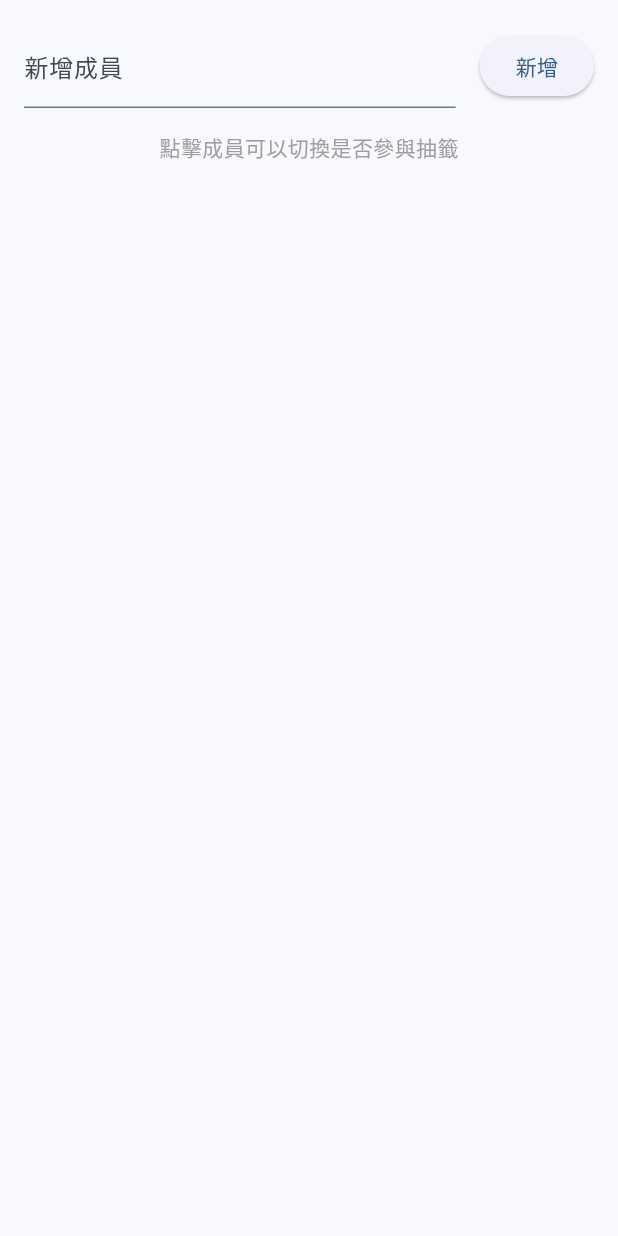
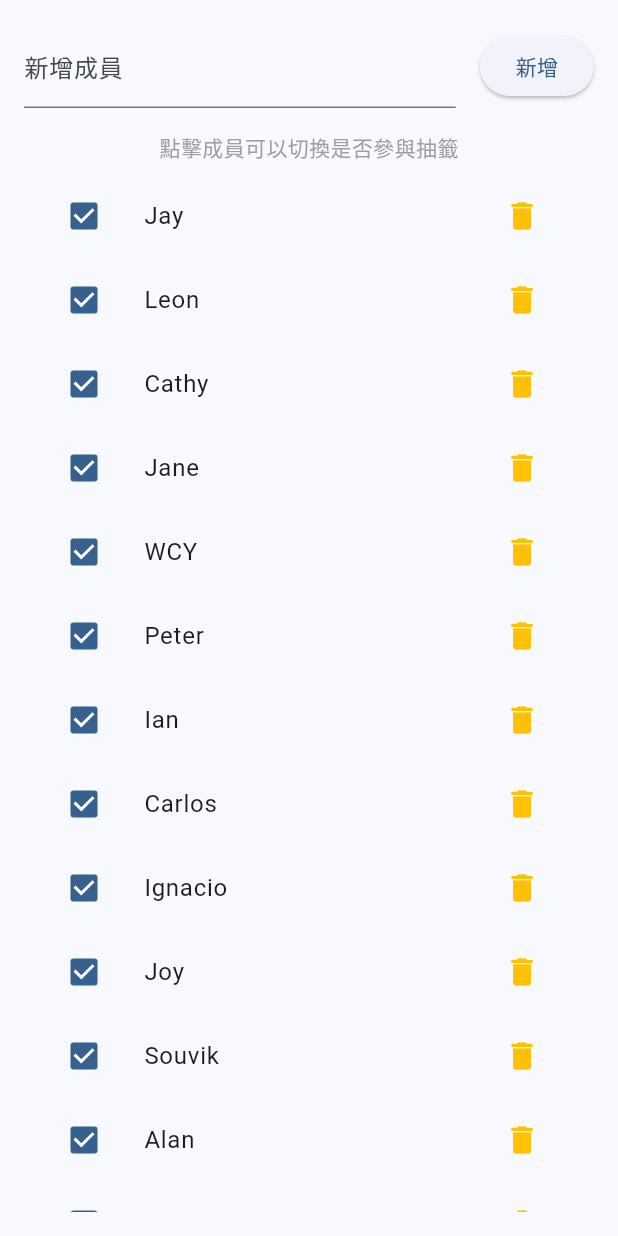
Before and after one commit to ShouJay/lunch_trash, a Flutter app: the LunchListPage widget shown alone on an empty page, opened directly, on a phone screen of 412 x 824 dp. Run offline on Flutter 3.47's test engine with Material 3 defaults, Android fonts, the phone set to English and light mode, and no system bars; our stand-ins replace shared_preferences; accounts and stored records are empty.

Commit message:
Add default members list and update lunch list page

```diff
--- /dev/null
+++ b/lib/data/default_members.dart
@@ -0,0 +1,19 @@
+class DefaultMembers {
+  static const List<String> members = [
+    'Jay',
+    'Leon',
+    'Cathy',
+    'Jane',
+    'WCY',
+    'Peter',
+    'Ian',
+    'Carlos',
+    'Ignacio',
+    'Joy',
+    'Souvik',
+    'Alan',
+    'Ankushh',
+    'Ankan',
+    'Sheet',
+  ];
+}
--- a/lib/pages/lunch_list_page.dart
+++ b/lib/pages/lunch_list_page.dart
@@ -1,5 +1,6 @@
 import 'package:flutter/material.dart';
 import '../services/storage_service.dart';
+import '../data/default_members.dart';
 
 class LunchListPage extends StatefulWidget {
   const LunchListPage({super.key});
@@ -21,13 +22,25 @@ class _LunchListPageState extends State<LunchListPage> {
 
   Future<void> _loadMembers() async {
     final members = await _storageService.getMembers();
-    setState(() {
-      _lunchMembers.clear();
-      _lunchMembers.addAll(members.map((member) => {
-            'name': member['name'],
-            'selected': member['selected'] ?? true,
-          }));
-    });
+    if (members.isEmpty) {
+      // 如果是第一次載入，使用預設名單
+      final defaultMembers = DefaultMembers.members
+          .map((name) => {
+                'name': name,
+                'selected': true,
+              })
+          .toList();
+      await _storageService.saveMembers(defaultMembers);
+      setState(() {
+        _lunchMembers.clear();
+        _lunchMembers.addAll(defaultMembers);
+      });
+    } else {
+      setState(() {
+        _lunchMembers.clear();
+        _lunchMembers.addAll(members);
+      });
+    }
   }
 
   void _addMember() {
```
